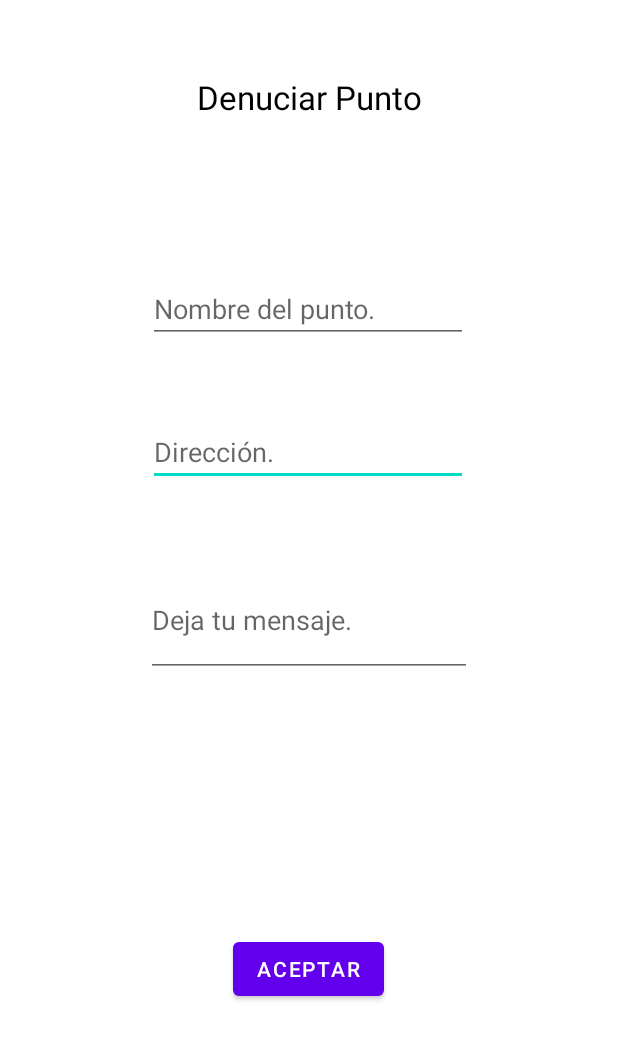
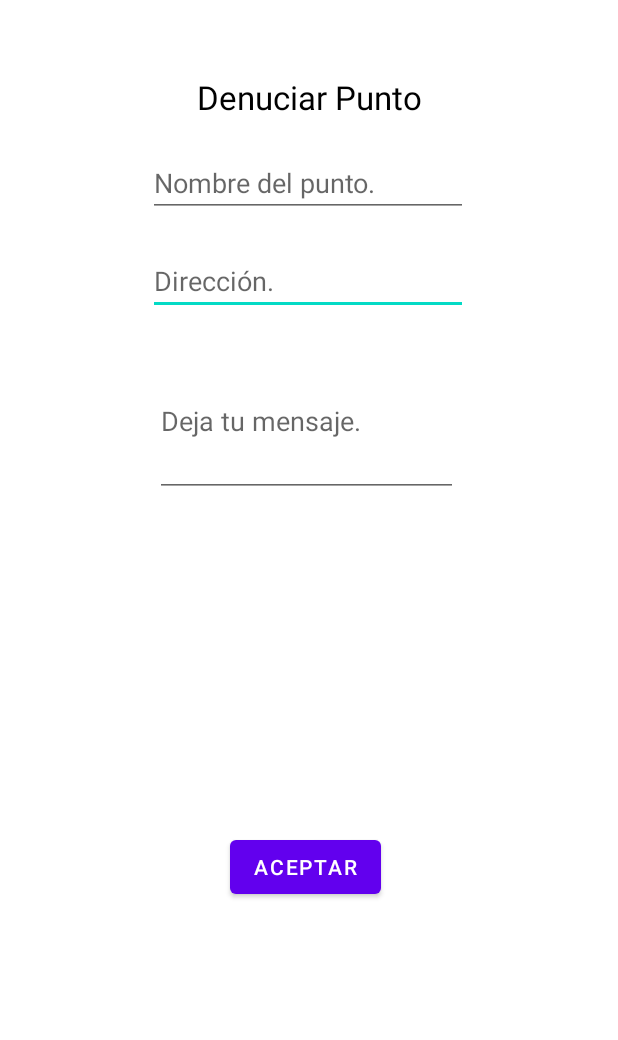
Before and after one commit to joseDavidson/recycleit3, an Android app: the layout denunciarpunto.xml on its own in the app's theme, with its tools: preview values and no code run, on a phone screen of 412 x 824 dp. Shown: the top 1040 px of the screen. Run offline under Robolectric (Android 15) with nearby library versions, the phone set to English and light mode, and no system bars.

Commit message:
ajustando layouts y el input mensaje de denunciar punto

```diff
--- a/app/src/main/res/layout/denunciarpunto.xml
+++ b/app/src/main/res/layout/denunciarpunto.xml
@@ -21,7 +21,7 @@
         android:id="@+id/editTextTextPersonName3"
         android:layout_width="wrap_content"
         android:layout_height="wrap_content"
-        android:layout_marginTop="50dp"
+        android:layout_marginTop="20dp"
         android:ems="10"
         android:hint="@string/etxtDireccion"
         android:inputType="textPersonName"
@@ -34,7 +34,7 @@
         android:id="@+id/etxtdireccion"
         android:layout_width="wrap_content"
         android:layout_height="wrap_content"
-        android:layout_marginTop="104dp"
+        android:layout_marginTop="20dp"
         android:ems="10"
         android:hint="@string/etxtNombrePunto"
         android:inputType="textPersonName"
@@ -45,12 +45,14 @@
 
     <EditText
         android:id="@+id/editTextTextPersonName4"
-        android:layout_width="217dp"
-        android:layout_height="75dp"
-        android:layout_marginTop="52dp"
+        android:layout_width="202dp"
+        android:layout_height="101dp"
+        android:layout_marginTop="20dp"
         android:ems="10"
+        android:maxLines="6"
+        android:lines="6"
         android:hint="@string/DejaTuMensaje"
-        android:inputType="textPersonName"
+        android:inputType="textMultiLine"
         app:layout_constraintEnd_toEndOf="@+id/editTextTextPersonName3"
         app:layout_constraintHorizontal_bias="0.428"
         app:layout_constraintStart_toStartOf="@+id/editTextTextPersonName3"
@@ -60,12 +62,13 @@
         android:id="@+id/btnAceptarDenunciarPunto"
         android:layout_width="wrap_content"
         android:layout_height="wrap_content"
-        android:layout_marginTop="116dp"
-        android:layout_marginBottom="100dp"
+        android:layout_marginTop="20dp"
+        android:layout_marginBottom="20dp"
         android:text="@string/btnAceptar"
         app:layout_constraintBottom_toBottomOf="parent"
         app:layout_constraintEnd_toEndOf="@+id/editTextTextPersonName4"
         app:layout_constraintHorizontal_bias="0.496"
         app:layout_constraintStart_toStartOf="@+id/editTextTextPersonName4"
         app:layout_constraintTop_toBottomOf="@+id/editTextTextPersonName4" />
+
 </androidx.constraintlayout.widget.ConstraintLayout>
```
Also changed, not shown: app/src/main/res/layout/solicitarnuevopunto.xml (+5 -7 lines).
